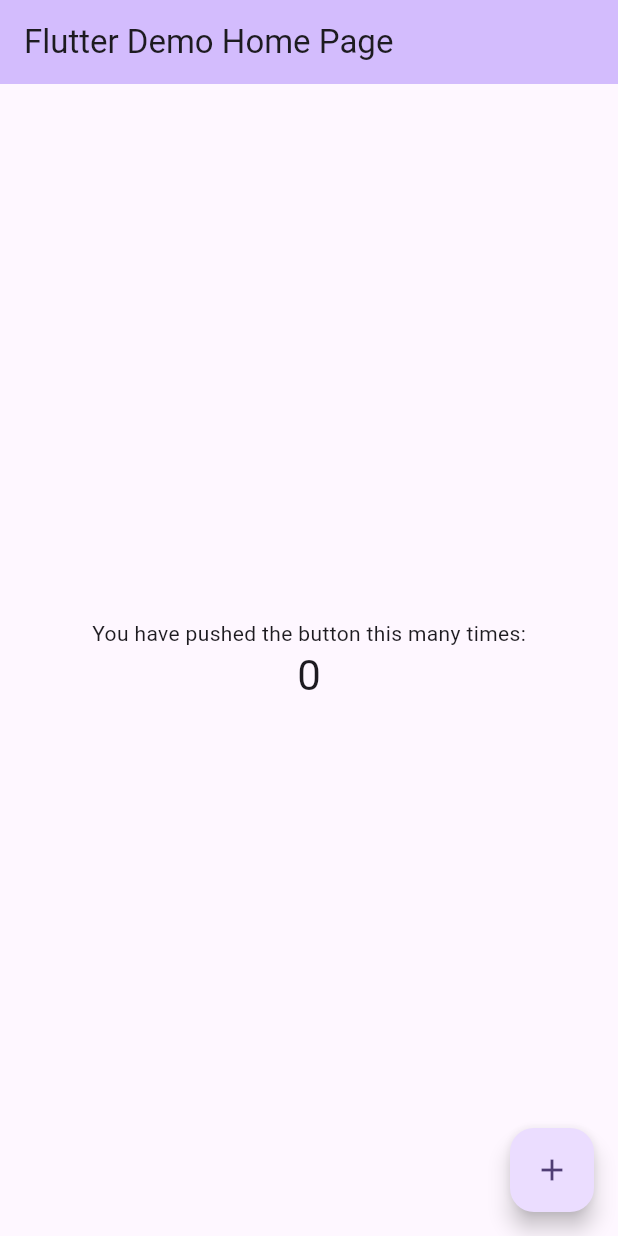
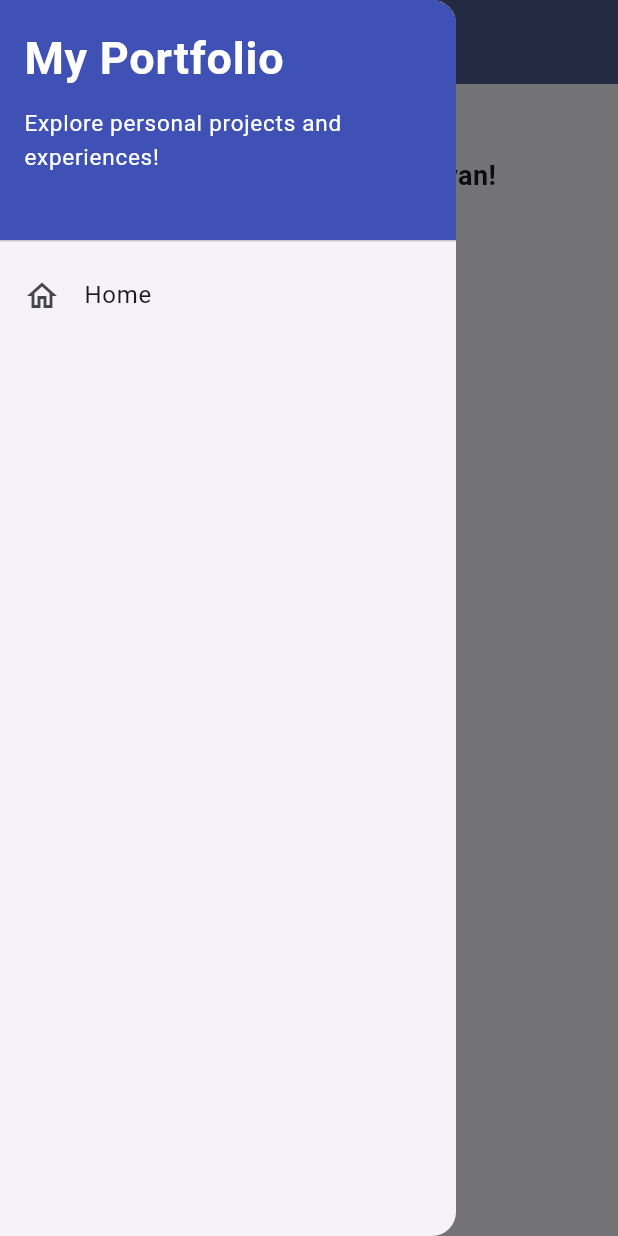
Before and after one commit to PBP-E-10/sewalayan_mobile, a Flutter app: the screen it shows after launch, with the side drawer open (before the commit the screen has no drawer), on a phone screen of 412 x 824 dp. Run offline on Flutter 3.47's test engine with Material 3 defaults, Android fonts, the phone set to English and light mode, and no system bars; our stand-ins replace material_ui.

Commit message:
feat: tambah homepage dan left drawer sesuai tutorial pbp

```diff
--- /dev/null
+++ b/lib/core/widgets/left_drawer.dart
@@ -0,0 +1,48 @@
+import 'package:material_ui/material_ui.dart';
+import 'package:sewalayan_mobile/home.dart';
+
+class LeftDrawer extends StatelessWidget {
+  const LeftDrawer({super.key});
+
+  @override
+  Widget build(BuildContext context) {
+    return Drawer(
+      child: ListView(
+        children: [
+          const DrawerHeader(
+            decoration: BoxDecoration(color: Colors.indigo),
+            child: Column(
+              crossAxisAlignment: CrossAxisAlignment.start,
+              children: [
+                Text(
+                  'My Portfolio',
+                  style: TextStyle(
+                    fontSize: 30,
+                    fontWeight: FontWeight.bold,
+                    color: Colors.white,
+                  ),
+                ),
+                SizedBox(height: 10),
+                Text(
+                  'Explore personal projects and experiences!',
+                  style: TextStyle(fontSize: 15, color: Colors.white),
+                ),
+              ],
+            ),
+          ),
+          ListTile(
+            leading: const Icon(Icons.home_outlined),
+            title: const Text('Home'),
+            // Navigasi ke halaman utama portofolio
+            onTap: () {
+              Navigator.pushReplacement(
+                context,
+                MaterialPageRoute(builder: (context) => HomePage()),
+              );
+            },
+          ),
+        ],
+      ),
+    );
+  }
+}
--- /dev/null
+++ b/lib/home.dart
@@ -0,0 +1,49 @@
+import 'package:material_ui/material_ui.dart';
+import 'package:sewalayan_mobile/core/widgets/left_drawer.dart';
+
+class HomePage extends StatelessWidget {
+  const HomePage({super.key});
+
+  @override
+  Widget build(BuildContext context) {
+    // Scaffold menyediakan struktur visual dasar halaman (AppBar, Body, SnackBar).
+    return Scaffold(
+      // AppBar menampilkan bar bagian atas halaman aplikasi.
+      appBar: AppBar(
+        title: const Text(
+          'Sewalayan',
+          style: TextStyle(color: Colors.white, fontWeight: FontWeight.bold),
+        ),
+        backgroundColor: Theme.of(context).colorScheme.primary,
+      ),
+      // Body halaman utama dengan padding di sekelilingnya.
+      drawer: const LeftDrawer(),
+      body: Padding(
+        padding: const EdgeInsets.all(16.0),
+        child: Column(
+          crossAxisAlignment: CrossAxisAlignment.center,
+          children: [
+            const SizedBox(height: 16.0),
+
+            Center(
+              child: Column(
+                children: [
+                  const Padding(
+                    padding: EdgeInsets.only(top: 16.0),
+                    child: Text(
+                      'Selamat datang di Sewalayan!',
+                      style: TextStyle(
+                        fontWeight: FontWeight.bold,
+                        fontSize: 18.0,
+                      ),
+                    ),
+                  ),
+                ],
+              ),
+            ),
+          ],
+        ),
+      ),
+    );
+  }
+}
--- a/lib/main.dart
+++ b/lib/main.dart
@@ -1,4 +1,5 @@
-import 'package:flutter/material.dart';
+import 'package:material_ui/material_ui.dart';
+import 'package:sewalayan_mobile/home.dart';
 
 void main() {
   runApp(const MyApp());
@@ -7,116 +8,18 @@ void main() {
 class MyApp extends StatelessWidget {
   const MyApp({super.key});
 
-  // This widget is the root of your application.
   @override
   Widget build(BuildContext context) {
     return MaterialApp(
-      title: 'Flutter Demo',
+      title: 'Sewalayan',
       theme: ThemeData(
-        // This is the theme of your application.
-        //
-        // TRY THIS: Try running your application with "flutter run". You'll see
-        // the application has a purple toolbar. Then, without quitting the app,
-        // try changing the seedColor in the colorScheme below to Colors.green
-        // and then invoke "hot reload" (save your changes or press the "hot
-        // reload" button in a Flutter-supported IDE, or press "r" if you used
-        // the command line to start the app).
-        //
-        // Notice that the counter didn't reset back to zero; the application
-        // state is not lost during the reload. To reset the state, use hot
-        // restart instead.
-        //
-        // This works for code too, not just values: Most code changes can be
-        // tested with just a hot reload.
-        colorScheme: .fromSeed(seedColor: Colors.deepPurple),
+        colorScheme: ColorScheme.fromSeed(
+          seedColor: Colors.indigo,
+          secondary: Colors.amber[700],
+        ),
+        useMaterial3: true,
       ),
-      home: const MyHomePage(title: 'Flutter Demo Home Page'),
+      home: HomePage(),
     );
   }
 }
-
-class MyHomePage extends StatefulWidget {
-  const MyHomePage({super.key, required this.title});
-
-  // This widget is the home page of your application. It is stateful, meaning
-  // that it has a State object (defined below) that contains fields that affect
-  // how it looks.
-
-  // This class is the configuration for the state. It holds the values (in this
-  // case the title) provided by the parent (in this case the App widget) and
-  // used by the build method of the State. Fields in a Widget subclass are
-  // always marked "final".
-
-  final String title;
-
-  @override
-  State<MyHomePage> createState() => _MyHomePageState();
-}
-
-class _MyHomePageState extends State<MyHomePage> {
-  int _counter = 0;
-
-  void _incrementCounter() {
-    setState(() {
-      // This call to setState tells the Flutter framework that something has
-      // changed in this State, which causes it to rerun the build method below
-      // so that the display can reflect the updated values. If we changed
-      // _counter without calling setState(), then the build method would not be
-      // called again, and so nothing would appear to happen.
-      _counter++;
-    });
-  }
-
-  @override
-  Widget build(BuildContext context) {
-    // This method is rerun every time setState is called, for instance as done
-    // by the _incrementCounter method above.
-    //
-    // The Flutter framework has been optimized to make rerunning build methods
-    // fast, so that you can just rebuild anything that needs updating rather
-    // than having to individually change instances of widgets.
-    return Scaffold(
-      appBar: AppBar(
-        // TRY THIS: Try changing the color here to a specific color (to
-        // Colors.amber, perhaps?) and trigger a hot reload to see the AppBar
-        // change color while the other colors stay the same.
-        backgroundColor: Theme.of(context).colorScheme.inversePrimary,
-        // Here we take the value from the MyHomePage object that was created by
-        // the App.build method, and use it to set our appbar title.
-        title: Text(widget.title),
-      ),
-      body: Center(
-        // Center is a layout widget. It takes a single child and positions it
-        // in the middle of the parent.
-        child: Column(
-          // Column is also a layout widget. It takes a list of children and
-          // arranges them vertically. By default, it sizes itself to fit its
-          // children horizontally, and tries to be as tall as its parent.
-          //
-          // Column has various properties to control how it sizes itself and
-          // how it positions its children. Here we use mainAxisAlignment to
-          // center the children vertically; the main axis here is the vertical
-          // axis because Columns are vertical (the cross axis would be
-          // horizontal).
-          //
-          // TRY THIS: Invoke "debug painting" (choose the "Toggle Debug Paint"
-          // action in the IDE, or press "p" in the console), to see the
-          // wireframe for each widget.
-          mainAxisAlignment: .center,
-          children: [
-            const Text('You have pushed the button this many times:'),
-            Text(
-              '$_counter',
-              style: Theme.of(context).textTheme.headlineMedium,
-            ),
-          ],
-        ),
-      ),
-      floatingActionButton: FloatingActionButton(
-        onPressed: _incrementCounter,
-        tooltip: 'Increment',
-        child: const Icon(Icons.add),
-      ),
-    );
-  }
-}
```
